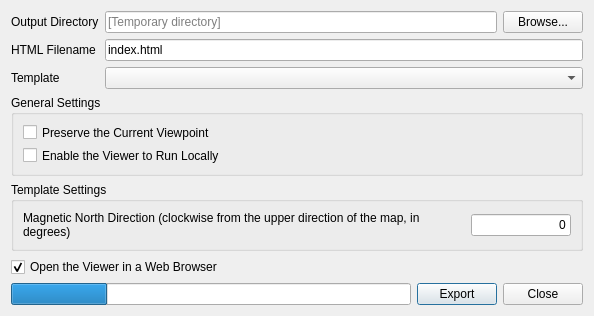
The window that ui/exporttowebdialog.ui (minorua/Qgis2threejs) describes before a commit, drawn with Qt 5.
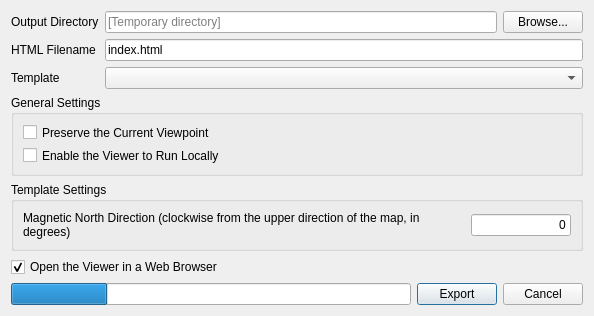
The same window after the commit.

Commit message: Export to Web: replace Close button with Cancel button

Diff of the .ui file:
```diff
--- a/ui/exporttowebdialog.ui
+++ b/ui/exporttowebdialog.ui
@@ -208,7 +208,7 @@
      <item>
       <widget class="QPushButton" name="pushButton_Close">
        <property name="text">
-        <string>Close</string>
+        <string>Cancel</string>
        </property>
       </widget>
      </item>
```
Left out of the diff: 39 changed lines with no effect on the pictures. The commit also changes 2 other files.
